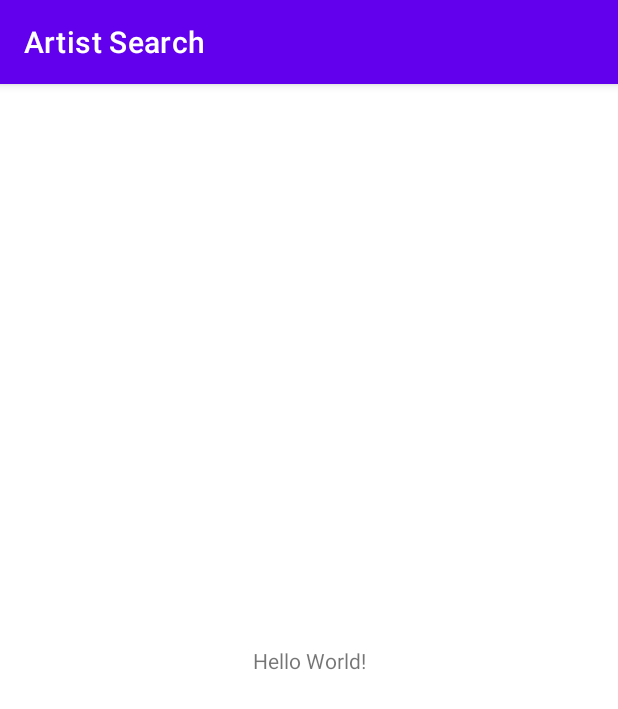
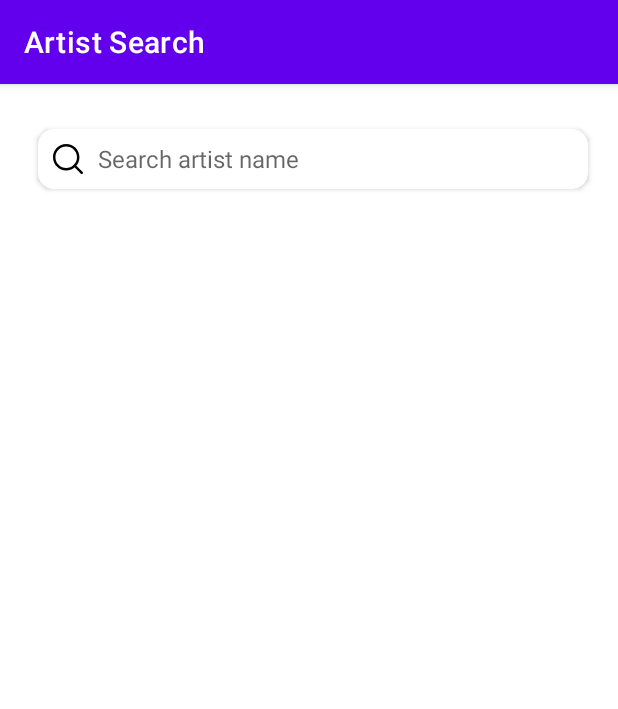
Before and after one commit to sanathbhardwaj/iTunesAPI, an Android app: the screen it shows after launch (MainActivity), on a phone screen of 412 x 824 dp. Shown: the top 709 px of the screen. Run offline under Robolectric (Android 15) with nearby library versions, the phone set to English and light mode, and no system bars.

Commit message:
Search layout implemented.

```diff
--- /dev/null
+++ b/app/src/main/res/drawable/edit_txt_background.xml
@@ -0,0 +1,14 @@
+<?xml version="1.0" encoding="utf-8"?>
+<shape xmlns:android="http://schemas.android.com/apk/res/android">
+
+    <solid android:color="#FFFFFF"/>
+
+    <stroke
+        android:width="0.5dp"
+        android:color="@color/white"
+        android:height="10dp"/>
+
+    <corners
+        android:radius="10dp"/>
+
+</shape>
--- /dev/null
+++ b/app/src/main/res/drawable/ic_search.xml
@@ -0,0 +1,7 @@
+<vector android:height="25dp" android:viewportHeight="512"
+    android:viewportWidth="512" android:width="25dp" xmlns:android="http://schemas.android.com/apk/res/android">
+    <path android:fillColor="@color/black"
+        android:pathData="M225.474,0C101.151,0 0,101.151 0,225.474c0,124.33 101.151,225.474 225.474,225.474c124.33,0 225.474,-101.144 225.474,-225.474C450.948,101.151 349.804,0 225.474,0zM225.474,409.323c-101.373,0 -183.848,-82.475 -183.848,-183.848S124.101,41.626 225.474,41.626s183.848,82.475 183.848,183.848S326.847,409.323 225.474,409.323z"/>
+    <path android:fillColor="@color/black"
+        android:pathData="M505.902,476.472L386.574,357.144c-8.131,-8.131 -21.299,-8.131 -29.43,0c-8.131,8.124 -8.131,21.306 0,29.43l119.328,119.328c4.065,4.065 9.387,6.098 14.715,6.098c5.321,0 10.649,-2.033 14.715,-6.098C514.033,497.778 514.033,484.596 505.902,476.472z"/>
+</vector>
--- a/app/src/main/res/layout/activity_main.xml
+++ b/app/src/main/res/layout/activity_main.xml
@@ -1,18 +1,72 @@
 <?xml version="1.0" encoding="utf-8"?>
-<androidx.constraintlayout.widget.ConstraintLayout xmlns:android="http://schemas.android.com/apk/res/android"
+<RelativeLayout
+    xmlns:android="http://schemas.android.com/apk/res/android"
     xmlns:app="http://schemas.android.com/apk/res-auto"
     xmlns:tools="http://schemas.android.com/tools"
     android:layout_width="match_parent"
     android:layout_height="match_parent"
     tools:context=".MainActivity">
 
-    <TextView
+    <RelativeLayout
+        android:layout_marginTop="20dp"
+        android:id="@+id/search_bar"
+        android:layout_width="match_parent"
+        android:layout_height="60dp"
+        android:layout_marginStart="10dp"
+        android:layout_marginEnd="10dp"
+        android:background="?android:selectableItemBackground">
+
+        <RelativeLayout
+            android:layout_marginStart="15dp"
+            android:layout_marginTop="5dp"
+            android:layout_marginEnd="10dp"
+            android:layout_width="match_parent"
+            android:layout_height="40dp"
+            android:layout_centerVertical="true"
+            android:elevation="2dp"
+            android:background="@drawable/edit_txt_background">
+            <ImageView
+                android:id="@+id/search_ic"
+                android:layout_width="20dp"
+                android:layout_height="20dp"
+                android:layout_centerVertical="true"
+                android:layout_marginStart="10dp"
+                android:src="@drawable/ic_search" />
+
+            <EditText
+                android:imeOptions="actionSearch"
+                android:inputType="text"
+                android:id="@+id/search"
+                android:maxLines="1"
+                android:textSize="16sp"
+                android:background="@null"
+                android:layout_width="wrap_content"
+                android:layout_height="wrap_content"
+                android:layout_centerVertical="true"
+                android:layout_marginStart="10dp"
+                android:layout_toRightOf="@id/search_ic"
+                android:hint="Search artist name"
+                android:cursorVisible="true"
+                android:textColor="@color/black" />
+        </RelativeLayout>
+    </RelativeLayout>
+
+    <ProgressBar
+        android:visibility="gone"
+        android:layout_marginTop="20dp"
+        android:layout_below="@id/search_bar"
+        android:layout_centerHorizontal="true"
+        android:id="@+id/progressBar"
         android:layout_width="wrap_content"
-        android:layout_height="wrap_content"
-        android:text="Hello World!"
-        app:layout_constraintBottom_toBottomOf="parent"
-        app:layout_constraintLeft_toLeftOf="parent"
-        app:layout_constraintRight_toRightOf="parent"
-        app:layout_constraintTop_toTopOf="parent" />
+        android:layout_height="wrap_content"/>
 
-</androidx.constraintlayout.widget.ConstraintLayout>
+    <androidx.recyclerview.widget.RecyclerView
+        android:layout_marginStart="10dp"
+        android:layout_marginEnd="10dp"
+        android:layout_marginTop="10dp"
+        android:layout_below="@id/search_bar"
+        android:id="@+id/recycler"
+        android:layout_width="match_parent"
+        android:layout_height="wrap_content"/>
+
+</RelativeLayout>
```
